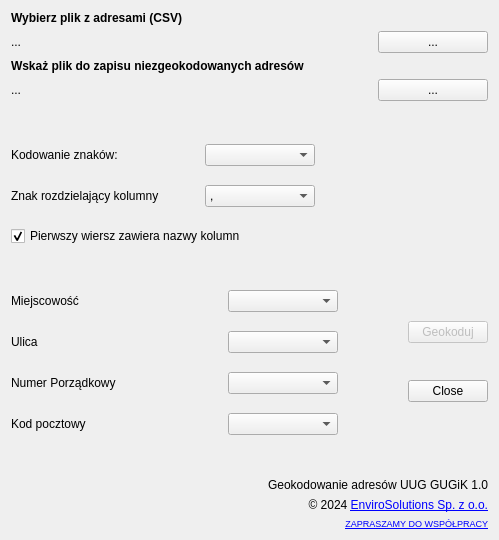
Above: geokodowanie_adresow_dialog_base.ui from envirosolutionspl/geokodowanie_adresow before the change. Below: the same form after it.
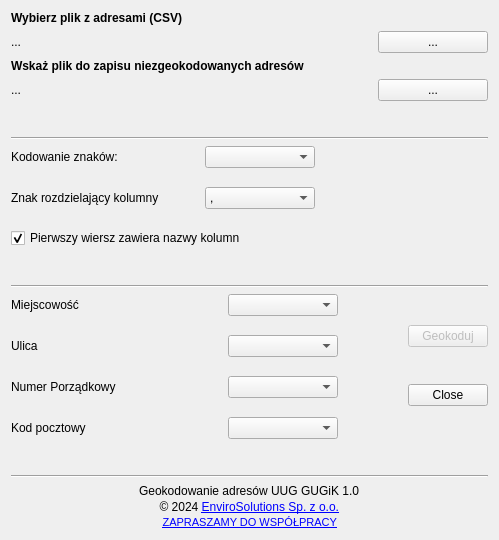
That is the form after the change. Icons and pictures are not drawn.

```diff
--- a/geokodowanie_adresow_dialog_base.ui
+++ b/geokodowanie_adresow_dialog_base.ui
@@ -21,33 +21,209 @@
    <bool>false</bool>
   </property>
   <layout class="QGridLayout" name="gridLayout">
-   <item row="4" column="0">
-    <spacer name="verticalSpacer_6">
-     <property name="orientation">
-      <enum>Qt::Vertical</enum>
-     </property>
-     <property name="sizeHint" stdset="0">
-      <size>
-       <width>20</width>
-       <height>1</height>
-      </size>
-     </property>
-    </spacer>
+   <item row="6" column="0">
+    <layout class="QHBoxLayout" name="horizontalLayout_11">
+     <item>
+      <layout class="QVBoxLayout" name="verticalLayout">
+       <item>
+        <layout class="QHBoxLayout" name="horizontalLayout_3">
+         <item>
+          <widget class="QLabel" name="lblEncoding">
+           <property name="text">
+            <string>Kodowanie znaków:</string>
+           </property>
+          </widget>
+         </item>
+         <item>
+          <spacer name="horizontalSpacer_2">
+           <property name="orientation">
+            <enum>Qt::Horizontal</enum>
+           </property>
+           <property name="sizeHint" stdset="0">
+            <size>
+             <width>40</width>
+             <height>20</height>
+            </size>
+           </property>
+          </spacer>
+         </item>
+         <item>
+          <widget class="QComboBox" name="cbxEncoding">
+           <property name="sizePolicy">
+            <sizepolicy hsizetype="Fixed" vsizetype="Fixed">
+             <horstretch>0</horstretch>
+             <verstretch>0</verstretch>
+            </sizepolicy>
+           </property>
+           <property name="minimumSize">
+            <size>
+             <width>110</width>
+             <height>0</height>
+            </size>
+           </property>
+          </widget>
+         </item>
+        </layout>
+       </item>
+       <item>
+        <spacer name="verticalSpacer">
+         <property name="orientation">
+          <enum>Qt::Vertical</enum>
+         </property>
+         <property name="sizeHint" stdset="0">
+          <size>
+           <width>20</width>
+           <height>13</height>
+          </size>
+         </property>
+        </spacer>
+       </item>
+       <item>
+        <layout class="QHBoxLayout" name="horizontalLayout_4">
+         <item>
+          <widget class="QLabel" name="label_7">
+           <property name="text">
+            <string>Znak rozdzielający kolumny</string>
+           </property>
+          </widget>
+         </item>
+         <item>
+          <spacer name="horizontalSpacer_3">
+           <property name="orientation">
+            <enum>Qt::Horizontal</enum>
+           </property>
+           <property name="sizeHint" stdset="0">
+            <size>
+             <width>40</width>
+             <height>20</height>
+            </size>
+           </property>
+          </spacer>
+         </item>
+         <item>
+          <widget class="QComboBox" name="cbxDelimiter">
+           <property name="sizePolicy">
+            <sizepolicy hsizetype="Fixed" vsizetype="Fixed">
+             <horstretch>0</horstretch>
+             <verstretch>0</verstretch>
+            </sizepolicy>
+           </property>
+           <property name="minimumSize">
+            <size>
+             <width>110</width>
+             <height>0</height>
+            </size>
+           </property>
+           <property name="layoutDirection">
+            <enum>Qt::LeftToRight</enum>
+           </property>
+           <item>
+            <property name="text">
+             <string>,</string>
+            </property>
+           </item>
+           <item>
+            <property name="text">
+             <string>;</string>
+            </property>
+           </item>
+           <item>
+            <property name="text">
+             <string>Spacja</string>
+            </property>
+           </item>
+           <item>
+            <property name="text">
+             <string>|</string>
+            </property>
+           </item>
+           <item>
+            <property name="text">
+             <string>:</string>
+            </property>
+           </item>
+          </widget>
+         </item>
+        </layout>
+       </item>
+       <item>
+        <spacer name="verticalSpacer_2">
+         <property name="orientation">
+          <enum>Qt::Vertical</enum>
+         </property>
+         <property name="sizeHint" stdset="0">
+          <size>
+           <width>20</width>
+           <height>13</height>
+          </size>
+         </property>
+        </spacer>
+       </item>
+       <item>
+        <widget class="QCheckBox" name="cbxFirstRow">
+         <property name="text">
+          <string>Pierwszy wiersz zawiera nazwy kolumn</string>
+         </property>
+         <property name="checked">
+          <bool>true</bool>
+         </property>
+        </widget>
+       </item>
+      </layout>
+     </item>
+     <item>
+      <spacer name="horizontalSpacer_8">
+       <property name="orientation">
+        <enum>Qt::Horizontal</enum>
+       </property>
+       <property name="sizeHint" stdset="0">
+        <size>
+         <width>40</width>
+         <height>20</height>
+        </size>
+       </property>
+      </spacer>
+     </item>
+     <item>
+      <widget class="QLabel" name="img_main">
+       <property name="sizePolicy">
+        <sizepolicy hsizetype="Fixed" vsizetype="Fixed">
+         <horstretch>0</horstretch>
+         <verstretch>0</verstretch>
+        </sizepolicy>
+       </property>
+       <property name="maximumSize">
+        <size>
+         <width>120</width>
+         <height>120</height>
+        </size>
+       </property>
+       <property name="frameShadow">
+        <enum>QFrame::Sunken</enum>
+       </property>
+       <property name="lineWidth">
+        <number>3</number>
+       </property>
+       <property name="midLineWidth">
+        <number>20</number>
+       </property>
+       <property name="text">
+        <string/>
+       </property>
+       <property name="textFormat">
+        <enum>Qt::PlainText</enum>
+       </property>
+       <property name="pixmap">
+        <pixmap>images/icon_uug.png</pixmap>
+       </property>
+       <property name="scaledContents">
+        <bool>true</bool>
+       </property>
+      </widget>
+     </item>
+    </layout>
    </item>
-   <item row="0" column="0">
-    <widget class="QLabel" name="label">
-     <property name="font">
-      <font>
-       <weight>75</weight>
-       <bold>true</bold>
-      </font>
-     </property>
-     <property name="text">
-      <string>Wybierz plik z adresami (CSV)</string>
-     </property>
-    </widget>
-   </item>
-   <item row="7" column="0">
+   <item row="9" column="0">
     <layout class="QHBoxLayout" name="horizontalLayout_5">
      <item>
       <layout class="QVBoxLayout" name="verticalLayout_2">
@@ -328,6 +504,72 @@
      </item>
     </layout>
    </item>
+   <item row="2" column="0">
+    <widget class="QLabel" name="label_2">
+     <property name="font">
+      <font>
+       <weight>75</weight>
+       <bold>true</bold>
+      </font>
+     </property>
+     <property name="text">
+      <string>Wskaż plik do zapisu niezgeokodowanych adresów</string>
+     </property>
+    </widget>
+   </item>
+   <item row="0" column="0">
+    <widget class="QLabel" name="label">
+     <property name="font">
+      <font>
+       <weight>75</weight>
+       <bold>true</bold>
+      </font>
+     </property>
+     <property name="text">
+      <string>Wybierz plik z adresami (CSV)</string>
+     </property>
+    </widget>
+   </item>
+   <item row="7" column="0">
+    <spacer name="verticalSpacer_7">
+     <property name="orientation">
+      <enum>Qt::Vertical</enum>
+     </property>
+     <property name="sizeHint" stdset="0">
+      <size>
+       <width>20</width>
+       <height>1</height>
+      </size>
+     </property>
+    </spacer>
+   </item>
+   <item row="4" column="0">
+    <spacer name="verticalSpacer_6">
+     <property name="orientation">
+      <enum>Qt::Vertical</enum>
+     </property>
+     <property name="sizeHint" stdset="0">
+      <size>
+       <width>20</width>
+       <height>1</height>
+      </size>
+     </property>
+    </spacer>
+   </item>
+   <item row="8" column="0">
+    <widget class="Line" name="line_2">
+     <property name="orientation">
+      <enum>Qt::Horizontal</enum>
+     </property>
+    </widget>
+   </item>
+   <item row="11" column="0">
+    <widget class="Line" name="line">
+     <property name="orientation">
+      <enum>Qt::Horizontal</enum>
+     </property>
+    </widget>
+   </item>
    <item row="1" column="0">
     <layout class="QHBoxLayout" name="horizontalLayout">
      <item>
@@ -377,60 +619,30 @@
      </item>
     </layout>
    </item>
-   <item row="9" column="0">
+   <item row="12" column="0">
     <layout class="QHBoxLayout" name="horizontalLayout_10">
+     <property name="spacing">
+      <number>0</number>
+     </property>
      <item>
-      <widget class="QLabel" name="label_6">
-       <property name="sizePolicy">
-        <sizepolicy hsizetype="Maximum" vsizetype="Minimum">
-         <horstretch>0</horstretch>
-         <verstretch>0</verstretch>
-        </sizepolicy>
-       </property>
+      <widget class="QLabel" name="label_9">
        <property name="maximumSize">
         <size>
          <width>70</width>
          <height>70</height>
         </size>
        </property>
-       <property name="font">
-        <font>
-         <pointsize>19</pointsize>
-        </font>
-       </property>
-       <property name="mouseTracking">
-        <bool>true</bool>
-       </property>
        <property name="text">
         <string/>
        </property>
-       <property name="pixmap">
-        <pixmap>images/envirosolutions.png</pixmap>
-       </property>
-       <property name="scaledContents">
-        <bool>true</bool>
-       </property>
-       <property name="margin">
-        <number>0</number>
-       </property>
       </widget>
      </item>
-     <item>
-      <spacer name="horizontalSpacer_11">
-       <property name="orientation">
-        <enum>Qt::Horizontal</enum>
-       </property>
-       <property name="sizeHint" stdset="0">
-        <size>
-         <width>138</width>
-         <height>17</height>
-        </size>
-       </property>
-      </spacer>
-     </item>
      <item>
       <layout class="QVBoxLayout" name="verticalLayout_3">
-       <item>
+       <property name="spacing">
+        <number>2</number>
+       </property>
+       <item alignment="Qt::AlignHCenter">
         <widget class="QLabel" name="lbl_pluginVersion">
          <property name="text">
           <string>Geokodowanie adresów UUG GUGiK 1.0</string>
@@ -440,7 +652,7 @@
          </property>
         </widget>
        </item>
-       <item>
+       <item alignment="Qt::AlignHCenter|Qt::AlignVCenter">
         <widget class="QLabel" name="lbl_copyrights">
          <property name="text">
           <string>© 2024 &lt;a href=&quot;http://www.envirosolutions.pl/&quot;&gt;EnviroSolutions Sp. z o.o.&lt;/a&gt;</string>
@@ -459,7 +671,7 @@
          </property>
         </widget>
        </item>
-       <item>
+       <item alignment="Qt::AlignHCenter|Qt::AlignVCenter">
         <widget class="QLabel" name="lbl_email_2">
          <property name="font">
           <font>
@@ -467,7 +679,7 @@
           </font>
          </property>
          <property name="text">
-          <string>&lt;html&gt;&lt;head/&gt;&lt;body&gt;&lt;p&gt;&lt;a href=&quot;https://www.envirosolutions.pl/Narzedzia-Automatyzacji-QGIS.pdf&quot;&gt;&lt;span style=&quot; font-size:7pt; text-decoration: underline; color:#0000ff;&quot;&gt;ZAPRASZAMY DO WSPÓŁPRACY&lt;/span&gt;&lt;/a&gt;&lt;/p&gt;&lt;/body&gt;&lt;/html&gt;</string>
+          <string>&lt;html&gt;&lt;head/&gt;&lt;body&gt;&lt;p&gt;&lt;a href=&quot;mailto:office@envirosolutions.pl&quot;&gt;&lt;span style=&quot; text-decoration: underline; color:#0000ff;&quot;&gt;ZAPRASZAMY DO WSPÓŁPRACY&lt;/span&gt;&lt;/a&gt;&lt;/p&gt;&lt;/body&gt;&lt;/html&gt;</string>
          </property>
          <property name="textFormat">
           <enum>Qt::RichText</enum>
@@ -485,237 +697,45 @@
        </item>
       </layout>
      </item>
-    </layout>
-   </item>
-   <item row="5" column="0">
-    <layout class="QHBoxLayout" name="horizontalLayout_11">
      <item>
-      <layout class="QVBoxLayout" name="verticalLayout">
-       <item>
-        <layout class="QHBoxLayout" name="horizontalLayout_3">
-         <item>
-          <widget class="QLabel" name="lblEncoding">
-           <property name="text">
-            <string>Kodowanie znaków:</string>
-           </property>
-          </widget>
-         </item>
-         <item>
-          <spacer name="horizontalSpacer_2">
-           <property name="orientation">
-            <enum>Qt::Horizontal</enum>
-           </property>
-           <property name="sizeHint" stdset="0">
-            <size>
-             <width>40</width>
-             <height>20</height>
-            </size>
-           </property>
-          </spacer>
-         </item>
-         <item>
-          <widget class="QComboBox" name="cbxEncoding">
-           <property name="sizePolicy">
-            <sizepolicy hsizetype="Fixed" vsizetype="Fixed">
-             <horstretch>0</horstretch>
-             <verstretch>0</verstretch>
-            </sizepolicy>
-           </property>
-           <property name="minimumSize">
-            <size>
-             <width>110</width>
-             <height>0</height>
-            </size>
-           </property>
-          </widget>
-         </item>
-        </layout>
-       </item>
-       <item>
-        <spacer name="verticalSpacer">
-         <property name="orientation">
-          <enum>Qt::Vertical</enum>
-         </property>
-         <property name="sizeHint" stdset="0">
-          <size>
-           <width>20</width>
-           <height>13</height>
-          </size>
-         </property>
-        </spacer>
-       </item>
-       <item>
-        <layout class="QHBoxLayout" name="horizontalLayout_4">
-         <item>
-          <widget class="QLabel" name="label_7">
-           <property name="text">
-            <string>Znak rozdzielający kolumny</string>
-           </property>
-          </widget>
-         </item>
-         <item>
-          <spacer name="horizontalSpacer_3">
-           <property name="orientation">
-            <enum>Qt::Horizontal</enum>
-           </property>
-           <property name="sizeHint" stdset="0">
-            <size>
-             <width>40</width>
-             <height>20</height>
-            </size>
-           </property>
-          </spacer>
-         </item>
-         <item>
-          <widget class="QComboBox" name="cbxDelimiter">
-           <property name="sizePolicy">
-            <sizepolicy hsizetype="Fixed" vsizetype="Fixed">
-             <horstretch>0</horstretch>
-             <verstretch>0</verstretch>
-            </sizepolicy>
-           </property>
-           <property name="minimumSize">
-            <size>
-             <width>110</width>
-             <height>0</height>
-            </size>
-           </property>
-           <property name="layoutDirection">
-            <enum>Qt::LeftToRight</enum>
-           </property>
-           <item>
-            <property name="text">
-             <string>,</string>
-            </property>
-           </item>
-           <item>
-            <property name="text">
-             <string>;</string>
-            </property>
-           </item>
-           <item>
-            <property name="text">
-             <string>Spacja</string>
-            </property>
-           </item>
-           <item>
-            <property name="text">
-             <string>|</string>
-            </property>
-           </item>
-           <item>
-            <property name="text">
-             <string>:</string>
-            </property>
-           </item>
-          </widget>
-         </item>
-        </layout>
-       </item>
-       <item>
-        <spacer name="verticalSpacer_2">
-         <property name="orientation">
-          <enum>Qt::Vertical</enum>
-         </property>
-         <property name="sizeHint" stdset="0">
-          <size>
-           <width>20</width>
-           <height>13</height>
-          </size>
-         </property>
-        </spacer>
-       </item>
-       <item>
-        <widget class="QCheckBox" name="cbxFirstRow">
-         <property name="text">
-          <string>Pierwszy wiersz zawiera nazwy kolumn</string>
-         </property>
-         <property name="checked">
-          <bool>true</bool>
-         </property>
-        </widget>
-       </item>
-      </layout>
-     </item>
-     <item>
-      <spacer name="horizontalSpacer_8">
-       <property name="orientation">
-        <enum>Qt::Horizontal</enum>
-       </property>
-       <property name="sizeHint" stdset="0">
-        <size>
-         <width>40</width>
-         <height>20</height>
-        </size>
-       </property>
-      </spacer>
-     </item>
-     <item>
-      <widget class="QLabel" name="img_main">
+      <widget class="QLabel" name="label_6">
        <property name="sizePolicy">
-        <sizepolicy hsizetype="Fixed" vsizetype="Fixed">
+        <sizepolicy hsizetype="Maximum" vsizetype="Minimum">
          <horstretch>0</horstretch>
          <verstretch>0</verstretch>
         </sizepolicy>
        </property>
        <property name="maximumSize">
         <size>
-         <width>120</width>
-         <height>120</height>
+         <width>70</width>
+         <height>70</height>
         </size>
        </property>
-       <property name="frameShadow">
-        <enum>QFrame::Sunken</enum>
+       <property name="font">
+        <font>
+         <pointsize>19</pointsize>
+        </font>
        </property>
-       <property name="lineWidth">
-        <number>3</number>
-       </property>
-       <property name="midLineWidth">
-        <number>20</number>
+       <property name="mouseTracking">
+        <bool>true</bool>
        </property>
        <property name="text">
         <string/>
        </property>
-       <property name="textFormat">
-        <enum>Qt::PlainText</enum>
-       </property>
        <property name="pixmap">
         <pixmap>images/icon_uug.png</pixmap>
        </property>
        <property name="scaledContents">
         <bool>true</bool>
        </property>
+       <property name="margin">
+        <number>0</number>
+       </property>
       </widget>
      </item>
     </layout>
    </item>
-   <item row="2" column="0">
-    <widget class="QLabel" name="label_2">
-     <property name="font">
-      <font>
-       <weight>75</weight>
-       <bold>true</bold>
-      </font>
-     </property>
-     <property name="text">
-      <string>Wskaż plik do zapisu niezgeokodowanych adresów</string>
-     </property>
-    </widget>
-   </item>
-   <item row="6" column="0">
-    <spacer name="verticalSpacer_7">
-     <property name="orientation">
-      <enum>Qt::Vertical</enum>
-     </property>
-     <property name="sizeHint" stdset="0">
-      <size>
-       <width>20</width>
-       <height>1</height>
-      </size>
-     </property>
-    </spacer>
-   </item>
-   <item row="8" column="0">
+   <item row="10" column="0">
     <spacer name="verticalSpacer_8">
      <property name="orientation">
       <enum>Qt::Vertical</enum>
@@ -728,6 +748,13 @@
      </property>
     </spacer>
    </item>
+   <item row="5" column="0">
+    <widget class="Line" name="line_3">
+     <property name="orientation">
+      <enum>Qt::Horizontal</enum>
+     </property>
+    </widget>
+   </item>
   </layout>
  </widget>
  <resources/>
```
Left out of the diff: 2 changed lines with no effect on the pictures.
